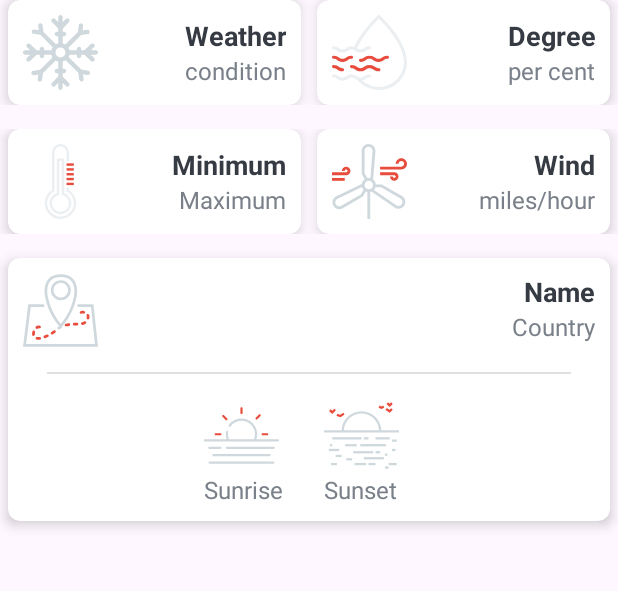
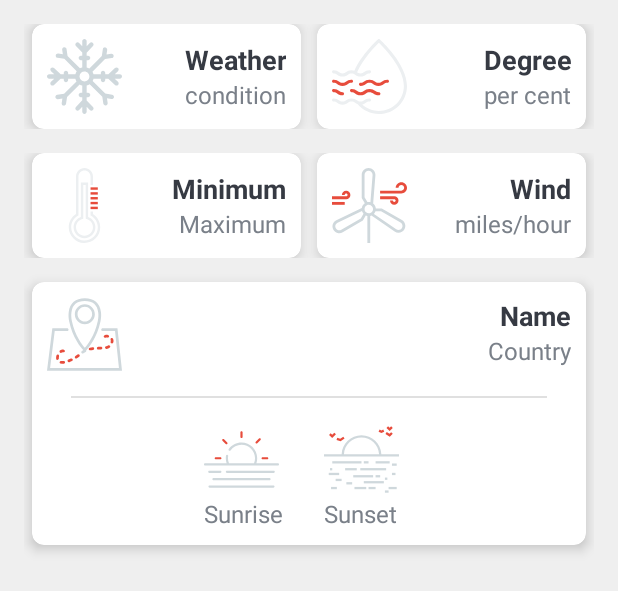
Before and after one commit to HakanBayazitHabes/WeatherApp, an Android app: the layout activity_main.xml on its own in the app's theme, with its tools: preview values and no code run, on a phone screen of 412 x 824 dp. Shown: the top 591 px of the screen. Run offline under Robolectric (Android 15) with nearby library versions, the phone set to English and light mode, and no system bars.

Commit message:
Adding A Refresh Button In The Menu

```diff
--- /dev/null
+++ b/app/src/main/res/drawable/ic_refresh_24dp.xml
@@ -0,0 +1,5 @@
+<vector android:height="24dp" android:tint="#000000"
+    android:viewportHeight="24" android:viewportWidth="24"
+    android:width="24dp" xmlns:android="http://schemas.android.com/apk/res/android">
+    <path android:fillColor="@android:color/white" android:pathData="M17.65,6.35C16.2,4.9 14.21,4 12,4c-4.42,0 -7.99,3.58 -7.99,8s3.57,8 7.99,8c3.73,0 6.84,-2.55 7.73,-6h-2.08c-0.82,2.33 -3.04,4 -5.65,4 -3.31,0 -6,-2.69 -6,-6s2.69,-6 6,-6c1.66,0 3.14,0.69 4.22,1.78L13,11h7V4l-2.35,2.35z"/>
+</vector>
--- a/app/src/main/res/layout/activity_main.xml
+++ b/app/src/main/res/layout/activity_main.xml
@@ -5,6 +5,8 @@
     android:layout_width="match_parent"
     android:layout_height="match_parent"
     android:orientation="vertical"
+    android:padding="@dimen/main_screen_content_padding"
+    android:background="@color/main_screen_content_background_color"
     tools:context=".MainActivity">
 
     <LinearLayout
--- a/app/src/main/res/values/strings.xml
+++ b/app/src/main/res/values/strings.xml
@@ -6,5 +6,6 @@
     <!--START-->
     <string name="image_contentDescription">image</string>
     <string name="miles_per_hour">miles/hour</string>
+    <string name="action_refresh" >Refresh</string>
     <!--END-->
 </resources>
--- a/app/src/main/res/values/themes.xml
+++ b/app/src/main/res/values/themes.xml
@@ -1,6 +1,6 @@
 <resources xmlns:tools="http://schemas.android.com/tools">
     <!-- Base application theme. -->
-    <style name="Base.Theme.WeatherApp" parent="Theme.Material3.DayNight.NoActionBar">
+    <style name="Base.Theme.WeatherApp" parent="Theme.Material3.DayNight">
         <!-- Customize your light theme here. -->
         <!-- <item name="colorPrimary">@color/my_light_primary</item> -->
     </style>
```
Also changed, not shown: app/src/main/java/com/example/weatherapp/MainActivity.kt (+21 -0 lines), app/src/main/res/menu/menu_main.xml (added, +11 -0 lines).
